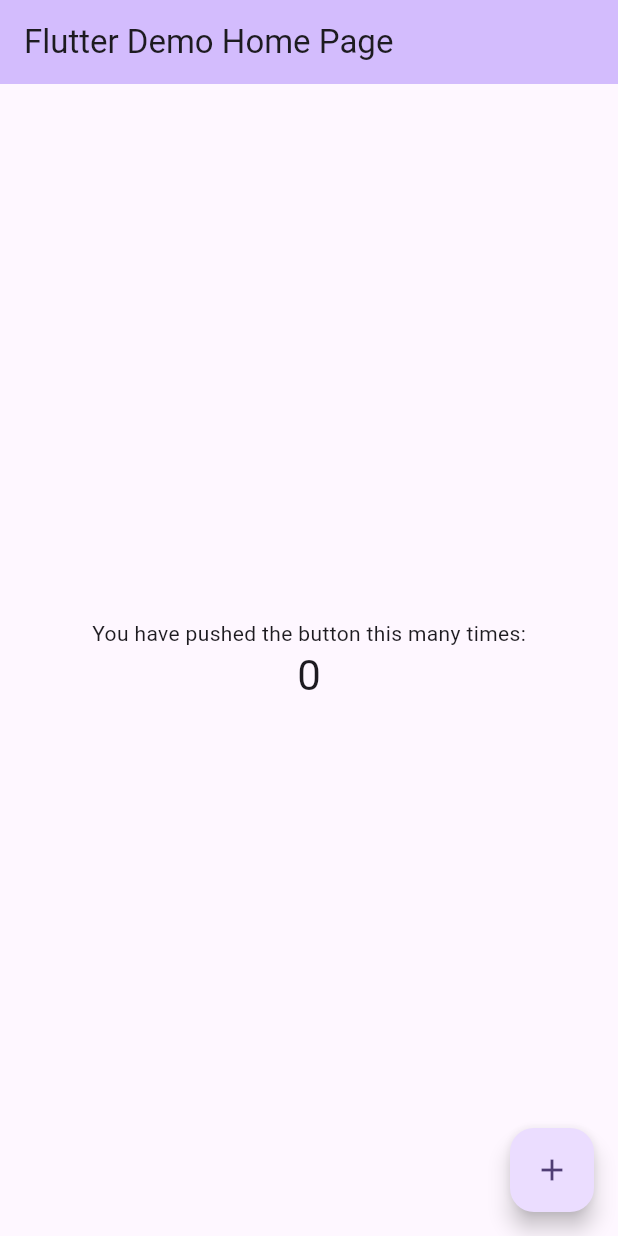
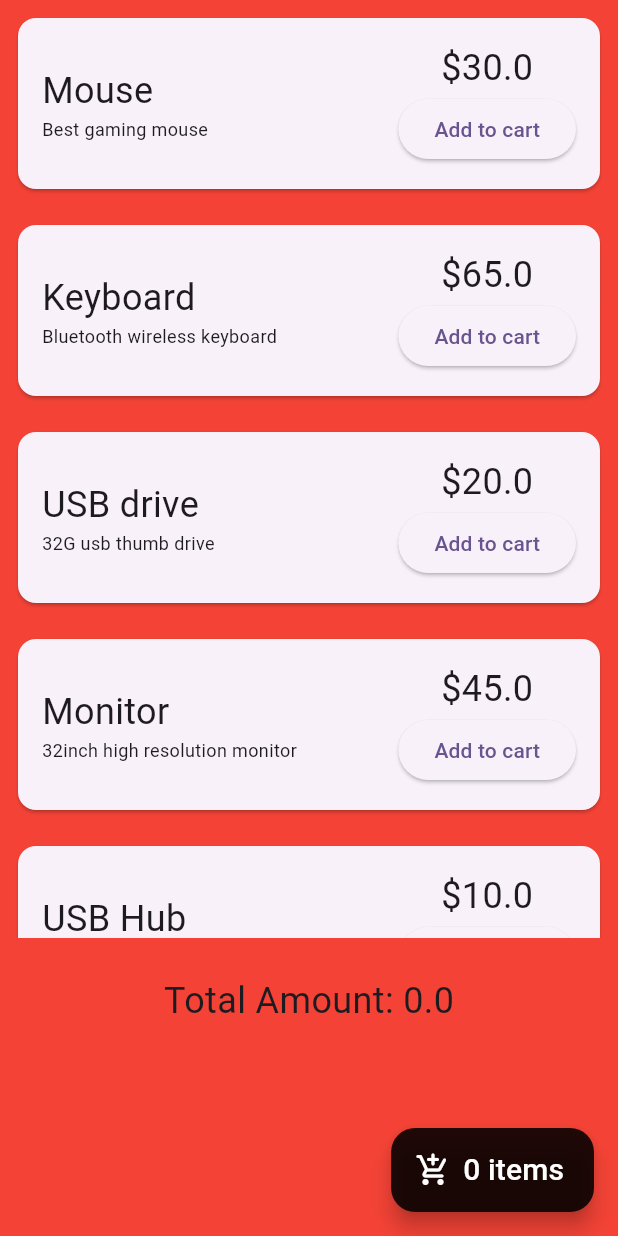
Before and after one commit to chasangchual/flutter-getx-shopping-cart, a Flutter app: the screen it shows after launch, on a phone screen of 412 x 824 dp. Run offline on Flutter 3.47's test engine with Material 3 defaults, Android fonts, the phone set to English and light mode, and no system bars; our stand-ins replace get.

Commit message:
complete shopping cart example

```diff
--- /dev/null
+++ b/lib/controller/cart_controller.dart
@@ -0,0 +1,12 @@
+import 'package:get/get.dart';
+import 'package:getx_shopping_cart/model/product.dart';
+
+class CartController extends GetxController {
+  var cartItems = <Product>[].obs;
+  double get total => cartItems.fold(0, (e, item) => e + item.price);
+  int get count => cartItems.length;
+
+  void addToCart(Product product) {
+    cartItems.add(product);
+  }
+}
--- /dev/null
+++ b/lib/controller/shopping_controller.dart
@@ -0,0 +1,27 @@
+import 'package:get/get.dart';
+import 'package:getx_shopping_cart/model/product.dart';
+
+class ShoppingController extends GetxController {
+  var products = <Product>[].obs;
+
+  @override
+  void onInit() {
+    super.onInit();
+    fetchData();
+  }
+
+  void fetchData() async {
+    await Future.delayed(Duration(seconds: 2));
+    var productData = [
+      Product(id: 1, name: 'Mouse', description: 'Best gaming mouse', price: 30),
+      Product(id: 2, name: 'Keyboard', description: 'Bluetooth wireless keyboard', price: 65),
+      Product(id: 3, name: 'USB drive', description: '32G usb thumb drive', price: 20),
+      Product(id: 4, name: 'Monitor', description: '32inch high resolution monitor', price: 45),
+      Product(id: 5, name: 'USB Hub', description: '5 in 1 USB hub', price: 10),
+      Product(id: 6, name: 'SSD', description: '2TB storage', price: 210),
+      Product(id: 7, name: 'Wifi Router', description: '6n high speed wifi router', price: 110),
+    ];
+
+    products.assignAll(productData);
+  }
+}
--- a/lib/main.dart
+++ b/lib/main.dart
@@ -1,4 +1,5 @@
 import 'package:flutter/material.dart';
+import 'package:getx_shopping_cart/view/shopping_page.dart';
 
 void main() {
   runApp(const MyApp());
@@ -31,95 +32,7 @@
         colorScheme: ColorScheme.fromSeed(seedColor: Colors.deepPurple),
         useMaterial3: true,
       ),
-      home: const MyHomePage(title: 'Flutter Demo Home Page'),
+      home: ShoppingPage(),
     );
   }
 }
-
-class MyHomePage extends StatefulWidget {
-  const MyHomePage({super.key, required this.title});
-
-  // This widget is the home page of your application. It is stateful, meaning
-  // that it has a State object (defined below) that contains fields that affect
-  // how it looks.
-
-  // This class is the configuration for the state. It holds the values (in this
-  // case the title) provided by the parent (in this case the App widget) and
-  // used by the build method of the State. Fields in a Widget subclass are
-  // always marked "final".
-
-  final String title;
-
-  @override
-  State<MyHomePage> createState() => _MyHomePageState();
-}
-
-class _MyHomePageState extends State<MyHomePage> {
-  int _counter = 0;
-
-  void _incrementCounter() {
-    setState(() {
-      // This call to setState tells the Flutter framework that something has
-      // changed in this State, which causes it to rerun the build method below
-      // so that the display can reflect the updated values. If we changed
-      // _counter without calling setState(), then the build method would not be
-      // called again, and so nothing would appear to happen.
-      _counter++;
-    });
-  }
-
-  @override
-  Widget build(BuildContext context) {
-    // This method is rerun every time setState is called, for instance as done
-    // by the _incrementCounter method above.
-    //
-    // The Flutter framework has been optimized to make rerunning build methods
-    // fast, so that you can just rebuild anything that needs updating rather
-    // than having to individually change instances of widgets.
-    return Scaffold(
-      appBar: AppBar(
-        // TRY THIS: Try changing the color here to a specific color (to
-        // Colors.amber, perhaps?) and trigger a hot reload to see the AppBar
-        // change color while the other colors stay the same.
-        backgroundColor: Theme.of(context).colorScheme.inversePrimary,
-        // Here we take the value from the MyHomePage object that was created by
-        // the App.build method, and use it to set our appbar title.
-        title: Text(widget.title),
-      ),
-      body: Center(
-        // Center is a layout widget. It takes a single child and positions it
-        // in the middle of the parent.
-        child: Column(
-          // Column is also a layout widget. It takes a list of children and
-          // arranges them vertically. By default, it sizes itself to fit its
-          // children horizontally, and tries to be as tall as its parent.
-          //
-          // Column has various properties to control how it sizes itself and
-          // how it positions its children. Here we use mainAxisAlignment to
-          // center the children vertically; the main axis here is the vertical
-          // axis because Columns are vertical (the cross axis would be
-          // horizontal).
-          //
-          // TRY THIS: Invoke "debug painting" (choose the "Toggle Debug Paint"
-          // action in the IDE, or press "p" in the console), to see the
-          // wireframe for each widget.
-          mainAxisAlignment: MainAxisAlignment.center,
-          children: <Widget>[
-            const Text(
-              'You have pushed the button this many times:',
-            ),
-            Text(
-              '$_counter',
-              style: Theme.of(context).textTheme.headlineMedium,
-            ),
-          ],
-        ),
-      ),
-      floatingActionButton: FloatingActionButton(
-        onPressed: _incrementCounter,
-        tooltip: 'Increment',
-        child: const Icon(Icons.add),
-      ), // This trailing comma makes auto-formatting nicer for build methods.
-    );
-  }
-}
--- /dev/null
+++ b/lib/model/product.dart
@@ -0,0 +1,8 @@
+class Product {
+  final int id;
+  final String name;
+  final String description;
+  final double price;
+
+  Product({required this.id, required this.name, required this.description, required this.price});
+}
--- /dev/null
+++ b/lib/view/shopping_page.dart
@@ -0,0 +1,86 @@
+import 'package:flutter/material.dart';
+import 'package:get/get.dart';
+import 'package:getx_shopping_cart/controller/cart_controller.dart';
+import 'package:getx_shopping_cart/controller/shopping_controller.dart';
+
+class ShoppingPage extends StatelessWidget {
+  ShoppingPage({Key? key}) : super(key: key);
+  final ShoppingController shoppingController = Get.put(ShoppingController());
+  final CartController cartController = Get.put(CartController());
+
+  @override
+  Widget build(BuildContext context) {
+    return Scaffold(
+      backgroundColor: Colors.red,
+      body: Column(
+        children: [
+          Expanded(
+            child: GetX<ShoppingController>(builder: (controller) {
+              return ListView.builder(
+                  itemCount: controller.products.length,
+                  itemBuilder: (context, index) {
+                    return Card(
+                      margin: EdgeInsets.all(12),
+                      child: Padding(
+                        padding: EdgeInsets.all(16),
+                        child: Column(
+                          children: [
+                            Row(
+                              mainAxisAlignment: MainAxisAlignment.spaceBetween,
+                              children: [
+                                Column(
+                                  crossAxisAlignment: CrossAxisAlignment.start,
+                                  children: [
+                                    Text(controller.products[index].name, style: TextStyle(fontSize: 24)),
+                                    Text(controller.products[index].description, style: TextStyle(fontSize: 12))
+                                  ],
+                                ),
+                                Column(
+                                  children: [
+                                    Text(
+                                      '\$${controller.products[index].price}',
+                                      style: TextStyle(fontSize: 24),
+                                    ),
+                                    ElevatedButton(
+                                        onPressed: () {
+                                          cartController.addToCart(controller.products[index]);
+                                        },
+                                        child: Text('Add to cart'))
+                                  ],
+                                )
+                              ],
+                            ),
+                          ],
+                        ),
+                      ),
+                    );
+                  });
+            }),
+          ),
+          SizedBox(
+            height: 25,
+          ),
+          GetX<CartController>(
+            builder: (controller) {
+              return Text(
+                'Total Amount: ${controller.total}',
+                style: TextStyle(fontSize: 24),
+              );
+            },
+          ),
+          SizedBox(
+            height: 140,
+          ),
+        ],
+      ),
+      floatingActionButton: FloatingActionButton.extended(
+        onPressed: () {},
+        label: GetX<CartController>(builder: (controller) {
+          return Text('${controller.count} items', style: TextStyle(fontSize: 20, color: Colors.white));
+        }),
+        icon: Icon(Icons.add_shopping_cart_rounded, color: Colors.white),
+        backgroundColor: Colors.black87,
+      ),
+    );
+  }
+}
--- a/pubspec.yaml
+++ b/pubspec.yaml
@@ -35,6 +35,7 @@ dependencies:
   # The following adds the Cupertino Icons font to your application.
   # Use with the CupertinoIcons class for iOS style icons.
   cupertino_icons: ^1.0.2
+  get: ^4.6.6
 
 dev_dependencies:
   flutter_test:
```
Also changed, not shown: pubspec.lock.
